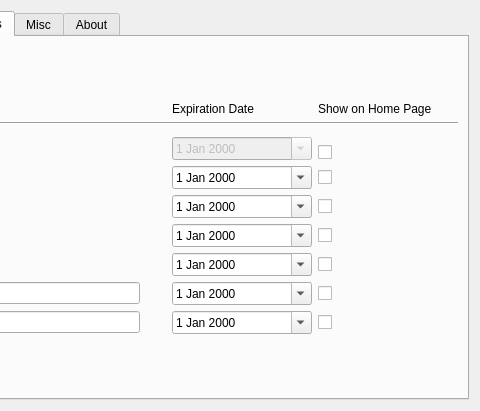
This is src/gui/widgets/settingswidget.ui in fiffty-50/openPilotLog as Qt 5 draws it before an edit; both pictures show x 251 to 731 and y 0 to 411 of the 731 by 411 pixel window. The edited form follows.
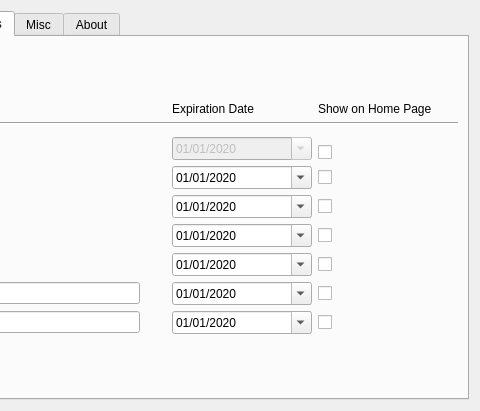
This is the edited form.

What changed in the file:
```diff
--- a/src/gui/widgets/settingswidget.ui
+++ b/src/gui/widgets/settingswidget.ui
@@ -454,9 +454,22 @@
            <height>0</height>
           </size>
          </property>
+         <property name="currentSection">
+          <enum>QDateTimeEdit::YearSection</enum>
+         </property>
+         <property name="displayFormat">
+          <string>MM/dd/yyyy</string>
+         </property>
          <property name="calendarPopup">
           <bool>true</bool>
          </property>
+         <property name="date">
+          <date>
+           <year>2020</year>
+           <month>1</month>
+           <day>1</day>
+          </date>
+         </property>
         </widget>
        </item>
        <item row="5" column="3">
@@ -496,9 +509,25 @@
            <height>0</height>
           </size>
          </property>
+         <property name="currentSection">
+          <enum>QDateTimeEdit::YearSection</enum>
+         </property>
+         <property name="displayFormat">
+          <string>MM/dd/yyyy</string>
+         </property>
          <property name="calendarPopup">
           <bool>true</bool>
          </property>
+         <property name="timeSpec">
+          <enum>Qt::UTC</enum>
+         </property>
+         <property name="date">
+          <date>
+           <year>2020</year>
+           <month>1</month>
+           <day>1</day>
+          </date>
+         </property>
         </widget>
        </item>
        <item row="6" column="3">
@@ -538,9 +567,25 @@
            <height>0</height>
           </size>
          </property>
+         <property name="currentSection">
+          <enum>QDateTimeEdit::YearSection</enum>
+         </property>
+         <property name="displayFormat">
+          <string>MM/dd/yyyy</string>
+         </property>
          <property name="calendarPopup">
           <bool>true</bool>
          </property>
+         <property name="timeSpec">
+          <enum>Qt::UTC</enum>
+         </property>
+         <property name="date">
+          <date>
+           <year>2020</year>
+           <month>1</month>
+           <day>1</day>
+          </date>
+         </property>
         </widget>
        </item>
        <item row="7" column="3">
@@ -580,9 +625,25 @@
            <height>0</height>
           </size>
          </property>
+         <property name="currentSection">
+          <enum>QDateTimeEdit::YearSection</enum>
+         </property>
+         <property name="displayFormat">
+          <string>MM/dd/yyyy</string>
+         </property>
          <property name="calendarPopup">
           <bool>true</bool>
          </property>
+         <property name="timeSpec">
+          <enum>Qt::UTC</enum>
+         </property>
+         <property name="date">
+          <date>
+           <year>2020</year>
+           <month>1</month>
+           <day>1</day>
+          </date>
+         </property>
         </widget>
        </item>
        <item row="8" column="3">
@@ -622,9 +683,25 @@
            <height>0</height>
           </size>
          </property>
+         <property name="currentSection">
+          <enum>QDateTimeEdit::YearSection</enum>
+         </property>
+         <property name="displayFormat">
+          <string>MM/dd/yyyy</string>
+         </property>
          <property name="calendarPopup">
           <bool>true</bool>
          </property>
+         <property name="timeSpec">
+          <enum>Qt::UTC</enum>
+         </property>
+         <property name="date">
+          <date>
+           <year>2020</year>
+           <month>1</month>
+           <day>1</day>
+          </date>
+         </property>
         </widget>
        </item>
        <item row="9" column="3">
@@ -667,9 +744,25 @@
            <height>0</height>
           </size>
          </property>
+         <property name="currentSection">
+          <enum>QDateTimeEdit::YearSection</enum>
+         </property>
+         <property name="displayFormat">
+          <string>MM/dd/yyyy</string>
+         </property>
          <property name="calendarPopup">
           <bool>true</bool>
          </property>
+         <property name="timeSpec">
+          <enum>Qt::UTC</enum>
+         </property>
+         <property name="date">
+          <date>
+           <year>2020</year>
+           <month>1</month>
+           <day>1</day>
+          </date>
+         </property>
         </widget>
        </item>
        <item row="10" column="3">
@@ -709,9 +802,25 @@
            <height>0</height>
           </size>
          </property>
+         <property name="currentSection">
+          <enum>QDateTimeEdit::YearSection</enum>
+         </property>
+         <property name="displayFormat">
+          <string>MM/dd/yyyy</string>
+         </property>
          <property name="calendarPopup">
           <bool>true</bool>
          </property>
+         <property name="timeSpec">
+          <enum>Qt::UTC</enum>
+         </property>
+         <property name="date">
+          <date>
+           <year>2020</year>
+           <month>1</month>
+           <day>1</day>
+          </date>
+         </property>
         </widget>
        </item>
        <item row="11" column="3">
```
Left out of the diff: 12 changed lines with no effect on the pictures.
